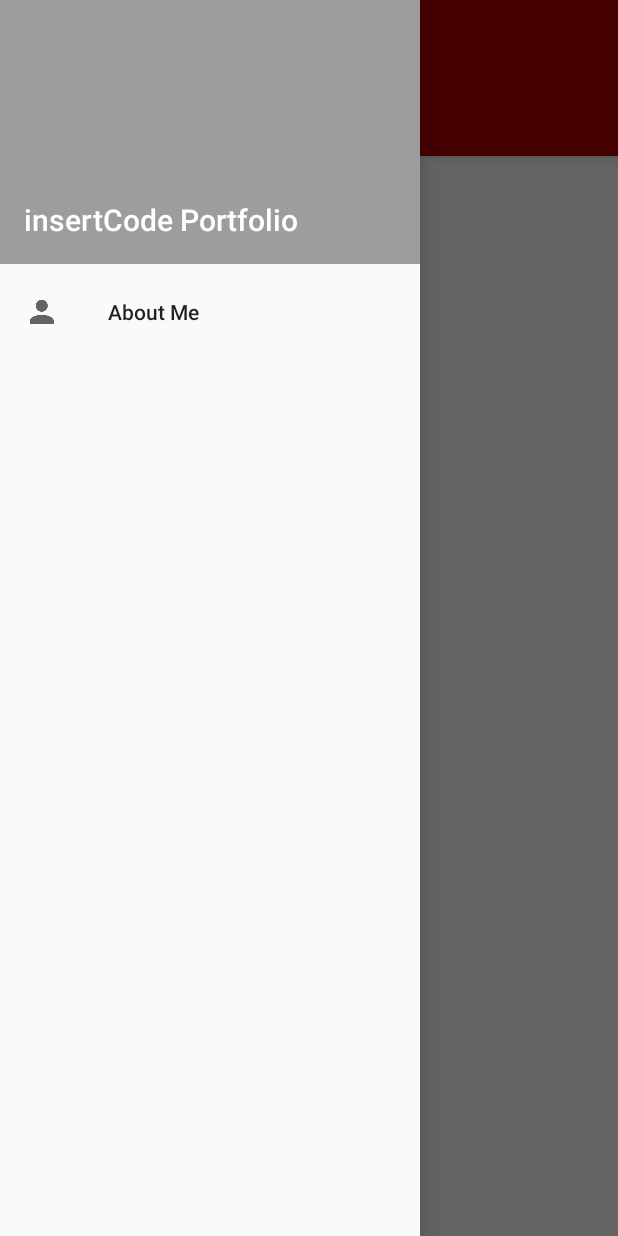
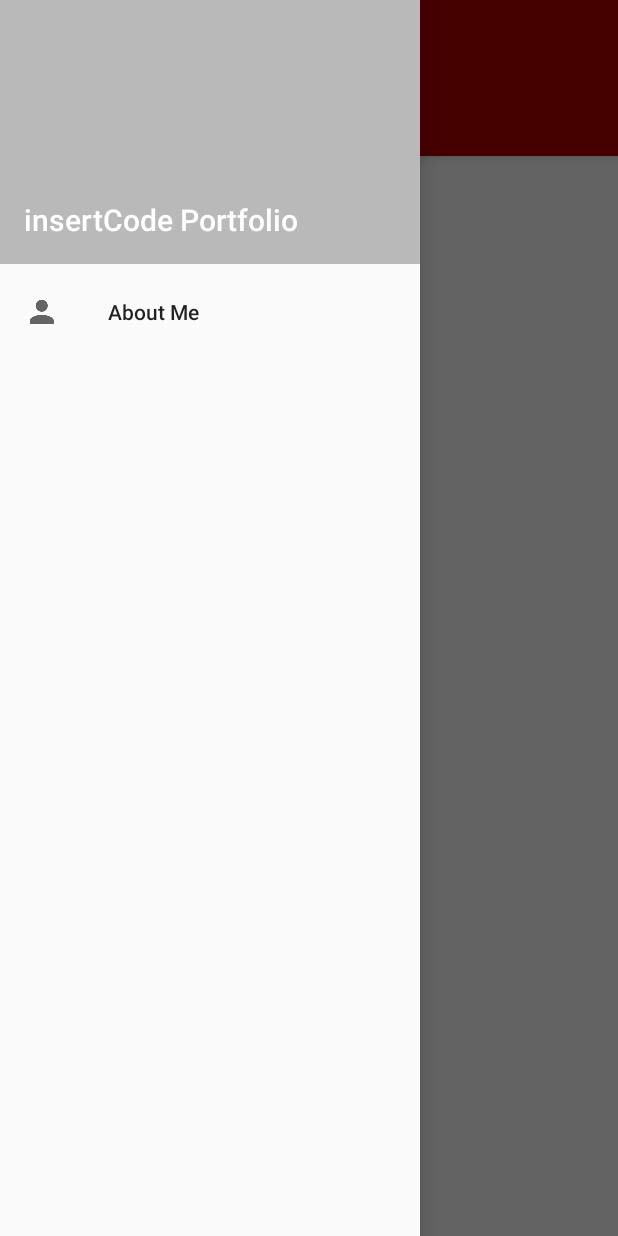
Before and after one commit to MrTheGood/portfolio_android, an Android app: the MainActivity screen opened directly, with no data from a screen before it, with the side drawer open, on a phone screen of 412 x 824 dp. Run offline under Robolectric (Android 15) with nearby library versions, the phone set to English and light mode, and no system bars; 9 statements that could not run were skipped.

Commit message:
Update menu drawer header

```diff
--- a/app/src/main/java/eu/insertcode/portfolio/utils/BlurBuilder.kt
+++ b/app/src/main/java/eu/insertcode/portfolio/utils/BlurBuilder.kt
@@ -16,8 +16,8 @@ import android.support.v4.content.ContextCompat
  */
 class BlurBuilder {
     companion object {
-        private val BITMAP_SCALE = 0.8f
-        private val BLUR_RADIUS = 3.5f
+        private val BITMAP_SCALE = 0.6f
+        private val BLUR_RADIUS = 7.5f
 
         fun blur(ctx: Context, img: Bitmap, @ColorRes overlay: Int): Bitmap {
             val width = Math.round(img.width * BITMAP_SCALE)
--- a/app/src/main/res/values/colors.xml
+++ b/app/src/main/res/values/colors.xml
@@ -56,5 +56,5 @@
 
     <color name="view_indicator_default">#77000000</color>
     <color name="view_indicator_selected">#BBae0001</color>
-    <color name="drawer_header_image">#44000000</color>
+    <color name="drawer_header_image">#22000000</color>
 </resources>
```
Also changed, not shown: 1 other file.
